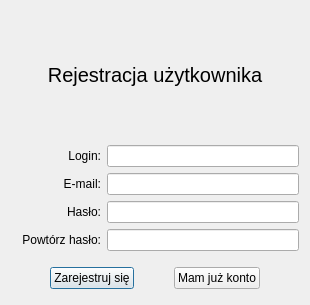
Above: JaroEliCall/gui/register.ui from jaroslaw-wieczorek/Project_IP_Telephony_Python_Voip before the change. Below: the same form after it.
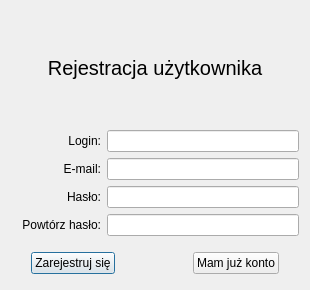
That is the form after the change.

Diff of the .ui file:
```diff
--- a/JaroEliCall/gui/register.ui
+++ b/JaroEliCall/gui/register.ui
@@ -7,7 +7,7 @@
     <x>0</x>
     <y>0</y>
     <width>310</width>
-    <height>305</height>
+    <height>290</height>
    </rect>
   </property>
   <property name="minimumSize">
@@ -279,9 +279,12 @@
        <property name="orientation">
         <enum>Qt::Horizontal</enum>
        </property>
+       <property name="sizeType">
+        <enum>QSizePolicy::Minimum</enum>
+       </property>
        <property name="sizeHint" stdset="0">
         <size>
-         <width>40</width>
+         <width>20</width>
          <height>20</height>
         </size>
        </property>
@@ -319,9 +322,12 @@
        <property name="orientation">
         <enum>Qt::Horizontal</enum>
        </property>
+       <property name="sizeType">
+        <enum>QSizePolicy::Minimum</enum>
+       </property>
        <property name="sizeHint" stdset="0">
         <size>
-         <width>40</width>
+         <width>20</width>
          <height>20</height>
         </size>
        </property>
```
